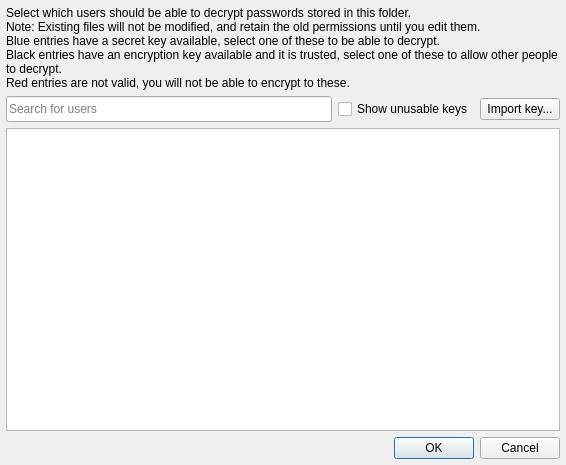
First picture: the form in src/usersdialog.ui, repository IJHack/QtPass, before the edit.
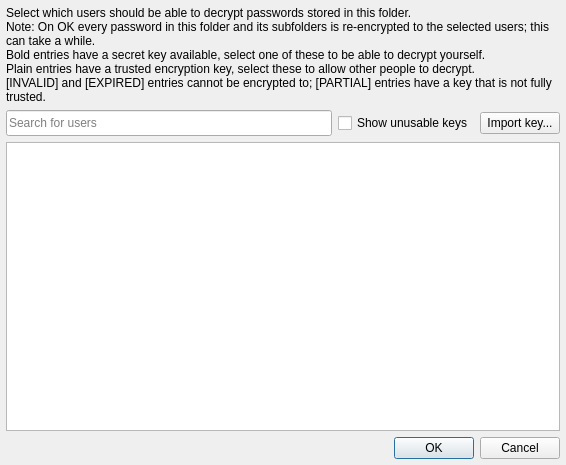
Second picture: the form after the edit. Icons and pictures are not drawn.

Commit message:
UsersDialog: truthful help text, readable expired entries
The label said "Existing files will not be modified" while accept() runs
pass init, which re-encrypts every file under the folder. It also described
entries as "Black", which is wrong on dark themes, and never mentioned the
[INVALID]/[EXPIRED]/[PARTIAL] prefixes the code writes. Expired keys were
dark-red text on whatever the background was; they now get the same
dark-red badge as invalid keys, since gpg will not encrypt to either.

Claude-Session: https://claude.ai/code/session_01JuQsrHonihp1nARE7bzstc

Diff of the .ui file:
```diff
--- a/src/usersdialog.ui
+++ b/src/usersdialog.ui
@@ -43,10 +43,10 @@
     <widget class="QLabel" name="label">
      <property name="text">
       <string>Select which users should be able to decrypt passwords stored in this folder.
-Note: Existing files will not be modified, and retain the old permissions until you edit them.
-Blue entries have a secret key available, select one of these to be able to decrypt.
-Black entries have an encryption key available and it is trusted, select one of these to allow other people to decrypt.
-Red entries are not valid, you will not be able to encrypt to these.</string>
+Note: On OK every password in this folder and its subfolders is re-encrypted to the selected users; this can take a while.
+Bold entries have a secret key available, select one of these to be able to decrypt yourself.
+Plain entries have a trusted encryption key, select these to allow other people to decrypt.
+[INVALID] and [EXPIRED] entries cannot be encrypted to; [PARTIAL] entries have a key that is not fully trusted.</string>
      </property>
      <property name="textFormat">
       <enum>Qt::PlainText</enum>
```
The commit also changes 2 other files.
